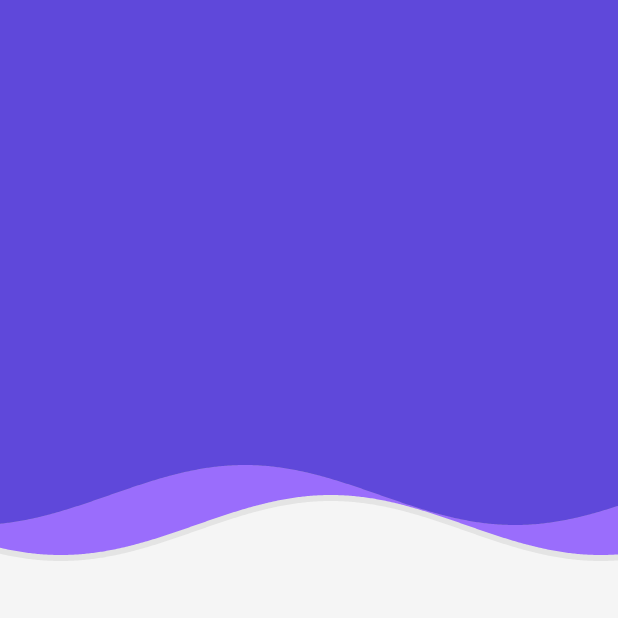
After one commit to bharat-1809/Unito, a Flutter app: the MenuBgUI screen opened directly, on a phone screen of 412 x 824 dp, the top half of it. The commit adds this screen. Run offline on Flutter 3.47's test engine with Material 2 defaults, Android fonts, the phone set to English and light mode, and no system bars; our stand-ins replace device_preview, flare_flutter.

Commit message:
Added MenuScreen UI bg

```diff
--- a/unit_converter_app/lib/component/category_tile.dart
+++ b/unit_converter_app/lib/component/category_tile.dart
@@ -16,7 +16,6 @@ class CategoryTile extends StatelessWidget {
   @override
   Widget build(BuildContext context) {
     final height = MediaQuery.of(context).size.height;
-    final width = MediaQuery.of(context).size.width;
     void _openConverterRoute(Category categoryUnit) {
       Navigator.of(context).push(MaterialPageRoute(builder: (context) {
         return UnitConverter(
--- /dev/null
+++ b/unit_converter_app/lib/component/menuBgUI.dart
@@ -0,0 +1,168 @@
+import 'dart:math';
+import 'package:flutter/material.dart';
+
+class MenuBgUI extends StatefulWidget {
+  @override
+  _MenuBgUIState createState() => _MenuBgUIState();
+}
+
+class _MenuBgUIState extends State<MenuBgUI> {
+  @override
+  Widget build(BuildContext context) {
+    final Size _size = Size(MediaQuery.of(context).size.width, 400);
+    return Scaffold(
+      body: Container(
+        width: MediaQuery.of(context).size.width,
+        height: MediaQuery.of(context).size.height,
+        alignment: Alignment.topCenter,
+        color: Theme.of(context).canvasColor,
+        child: Stack(
+          children: [
+            Opacity(
+              opacity: 0.2,
+              child: WaveContainer(
+                size: _size,
+                color: Colors.grey[500],
+                displacementFactor: 0.0,
+                xOffset: 0,
+                yOffset: -4,
+              ),
+            ),
+            WaveContainer(
+              size: _size,
+              color: Theme.of(context).hintColor,
+              xOffset: 0,
+              yOffset: 0,
+              displacementFactor: 0.0,
+            ),
+            Opacity(
+              opacity: 0.8,
+              child: WaveContainer(
+                size: _size,
+                color: Colors.grey[500],
+                displacementFactor: 1.0,
+                xOffset: 0,
+                yOffset: 20,
+              ),
+            ),
+            Opacity(
+              opacity: 0.8,
+              child: WaveContainer(
+                size: _size,
+                color: Theme.of(context).focusColor,
+                xOffset: 0,
+                yOffset: 20,
+                displacementFactor: 1.0,
+              ),
+            ),
+          ],
+        ),
+      ),
+    );
+  }
+}
+
+class WaveContainer extends StatefulWidget {
+  final Size size;
+  final Color color;
+  final int xOffset;
+  final int yOffset;
+  final double displacementFactor;
+
+  WaveContainer(
+      {Key key,
+      @required this.size,
+      this.xOffset,
+      this.yOffset,
+      this.color,
+      this.displacementFactor})
+      : assert(size != null),
+        assert(color != null),
+        assert(xOffset != null),
+        assert(yOffset != null),
+        assert(displacementFactor != null),
+        super(key: key);
+  @override
+  _WaveContainerState createState() => _WaveContainerState();
+}
+
+class _WaveContainerState extends State<WaveContainer>
+    with TickerProviderStateMixin {
+  AnimationController animationController;
+  List<Offset> _sinePoints = [];
+
+  @override
+  void initState() {
+    super.initState();
+    animationController =
+        AnimationController(vsync: this, duration: Duration(milliseconds: 1400));
+    animationController.addListener(() {
+      _sinePoints.clear();
+      for (var i = -2; i < widget.size.width.toInt(); ++i) {
+        _sinePoints.add(
+          Offset(
+            i.toDouble() + widget.xOffset + 2,
+            20 *
+                    sin(((animationController.value * 360 - i) %
+                            360 *
+                            0.0174533) -
+                        widget.displacementFactor) +
+                widget.size.height -
+                widget.yOffset -
+                50,
+          ),
+        );
+      }
+    });
+    animationController.repeat();
+  }
+
+  void dispose() {
+    animationController.dispose();
+    super.dispose();
+  }
+
+  @override
+  Widget build(BuildContext context) {
+    return Container(
+      child: AnimatedBuilder(
+        animation: CurvedAnimation(
+            parent: animationController, curve: Curves.easeInOut),
+        builder: (context, child) => ClipPath(
+          clipBehavior: Clip.antiAlias,
+          clipper: SineClipper(
+            sinePoints: _sinePoints,
+            animation: animationController.value,
+          ),
+          child: Container(
+            color: widget.color,
+            width: widget.size.width,
+            height: widget.size.height,
+          ),
+        ),
+      ),
+    );
+  }
+}
+
+class SineClipper extends CustomClipper<Path> {
+  final double animation;
+  final List<Offset> sinePoints;
+
+  SineClipper({this.animation, this.sinePoints});
+
+  @override
+  Path getClip(Size size) {
+    Path path = Path();
+    path.lineTo(0.0, size.height);
+    path.addPolygon(sinePoints, false);
+    path.lineTo(size.width, 0.0);
+    path.lineTo(0.0, 0.0);
+    path.close();
+    return path;
+  }
+
+  @override
+  bool shouldReclip(SineClipper oldClipper) =>
+      animation != oldClipper.animation;
+}
--- a/unit_converter_app/lib/screens/category_screen.dart
+++ b/unit_converter_app/lib/screens/category_screen.dart
@@ -2,6 +2,7 @@ import 'package:flutter/material.dart';
 import 'package:flutter/rendering.dart';
 import 'package:unitconverterapp/component/category.dart';
 import 'package:unitconverterapp/component/category_tile.dart';
+import 'package:unitconverterapp/screens/menu.dart';
 import 'package:unitconverterapp/theme/themeChanger.dart';
 import 'package:provider/provider.dart';
 import 'package:unitconverterapp/theme/themes.dart';
@@ -156,13 +157,13 @@ class _CategoryScreenState extends State<CategoryScreen> {
                 highlightColor: Colors.transparent,
                 onPressed: () {
                   print('Height: $height || Width: $width');
-                  // Navigator.of(context).push(
-                  //   MaterialPageRoute(
-                  //     builder: (context) {
-                  //       return MenuScreen();
-                  //     },
-                  //   ),
-                  // );
+                  Navigator.of(context).push(
+                    MaterialPageRoute(
+                      builder: (context) {
+                        return MenuScreen();
+                      },
+                    ),
+                  );
                 },
                 child: getIcon(),
               ),
--- /dev/null
+++ b/unit_converter_app/lib/screens/menu.dart
@@ -0,0 +1,32 @@
+import 'package:flare_flutter/flare_actor.dart';
+import 'package:flutter/material.dart';
+import 'package:unitconverterapp/component/menuBgUI.dart';
+
+class MenuScreen extends StatefulWidget {
+  @override
+  _MenuScreenState createState() => _MenuScreenState();
+}
+
+class _MenuScreenState extends State<MenuScreen> {
+  @override
+  Widget build(BuildContext context) {
+    return Container(
+      color: Theme.of(context).focusColor,
+      child: SafeArea(
+        child: Container(
+          child: Column(
+            children: [
+              Expanded(
+                child: Stack(
+                  children: <Widget>[
+                    MenuBgUI(),
+                  ],
+                ),
+              ),
+            ],
+          ),
+        ),
+      ),
+    );
+  }
+}
--- a/unit_converter_app/lib/screens/unit_screen.dart
+++ b/unit_converter_app/lib/screens/unit_screen.dart
@@ -1,6 +1,7 @@
 import 'package:flutter/material.dart';
 import 'package:unitconverterapp/component/category.dart';
 import 'package:unitconverterapp/component/unit_UI.dart';
+import 'package:unitconverterapp/screens/menu.dart';
 
 /// Unit Converter Page.
 /// Builds the Unit Converter Page
@@ -84,13 +85,13 @@ class _UnitConverterState extends State<UnitConverter> {
                 padding: EdgeInsets.all(0),
                 onPressed: () {
                   print('Heigth: $height || Width: $width');
-                  // Navigator.of(context).push(
-                  //   MaterialPageRoute(
-                  //     builder: (context) {
-                  //       return MenuScreen();
-                  //     },
-                  //   ),
-                  // );
+                  Navigator.of(context).push(
+                    MaterialPageRoute(
+                      builder: (context) {
+                        return MenuScreen();
+                      },
+                    ),
+                  );
                 },
                 child: Image.asset(
                   'assets/icons/menuW.png',
--- a/unit_converter_app/pubspec.yaml
+++ b/unit_converter_app/pubspec.yaml
@@ -13,6 +13,7 @@ dependencies:
   cupertino_icons: ^0.1.2
   device_preview: ^0.4.4
   provider: ^4.0.5+1
+  flare_flutter: ^2.0.3
 
 dev_dependencies:
   flutter_test:
@@ -23,6 +24,7 @@ flutter:
 
   assets:
     - assets/icons/
+    - assets/flare/
 
   fonts:
     - family: Roboto
```
Also changed, not shown: unit_converter_app/pubspec.lock, 1 other file.
